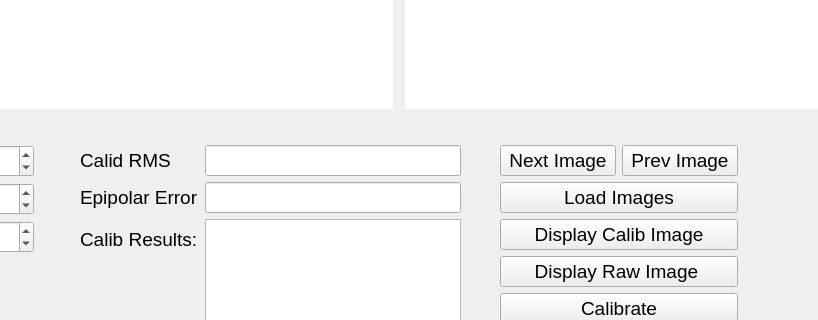
FJ-CPP/binocular_vision, file tools/gui/page_calib.ui: the form before one commit; both pictures show x 264 to 1082 and y 413 to 733 of the 1326 by 879 pixel window.
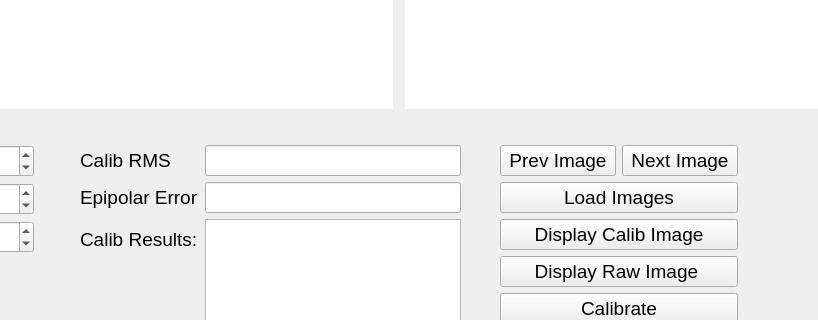
The form after the commit.

Commit message: 1. update model for raft-stereo benchmark 2. update ui for gui tool

```diff
--- a/tools/gui/page_calib.ui
+++ b/tools/gui/page_calib.ui
@@ -293,7 +293,7 @@
             </font>
            </property>
            <property name="text">
-            <string>Calid RMS</string>
+            <string>Calib RMS</string>
            </property>
           </widget>
          </item>
@@ -346,18 +346,6 @@
       <layout class="QVBoxLayout" name="verticalLayout_2">
        <item>
         <layout class="QHBoxLayout" name="horizontalLayout_2">
-         <item>
-          <widget class="QPushButton" name="button_prev_image">
-           <property name="font">
-            <font>
-             <pointsize>14</pointsize>
-            </font>
-           </property>
-           <property name="text">
-            <string> Next Image </string>
-           </property>
-          </widget>
-         </item>
          <item>
           <widget class="QPushButton" name="button_next_image">
            <property name="font">
@@ -370,6 +358,18 @@
            </property>
           </widget>
          </item>
+         <item>
+          <widget class="QPushButton" name="button_prev_image">
+           <property name="font">
+            <font>
+             <pointsize>14</pointsize>
+            </font>
+           </property>
+           <property name="text">
+            <string> Next Image </string>
+           </property>
+          </widget>
+         </item>
         </layout>
        </item>
        <item>
```
The commit also changes 5 other files.
